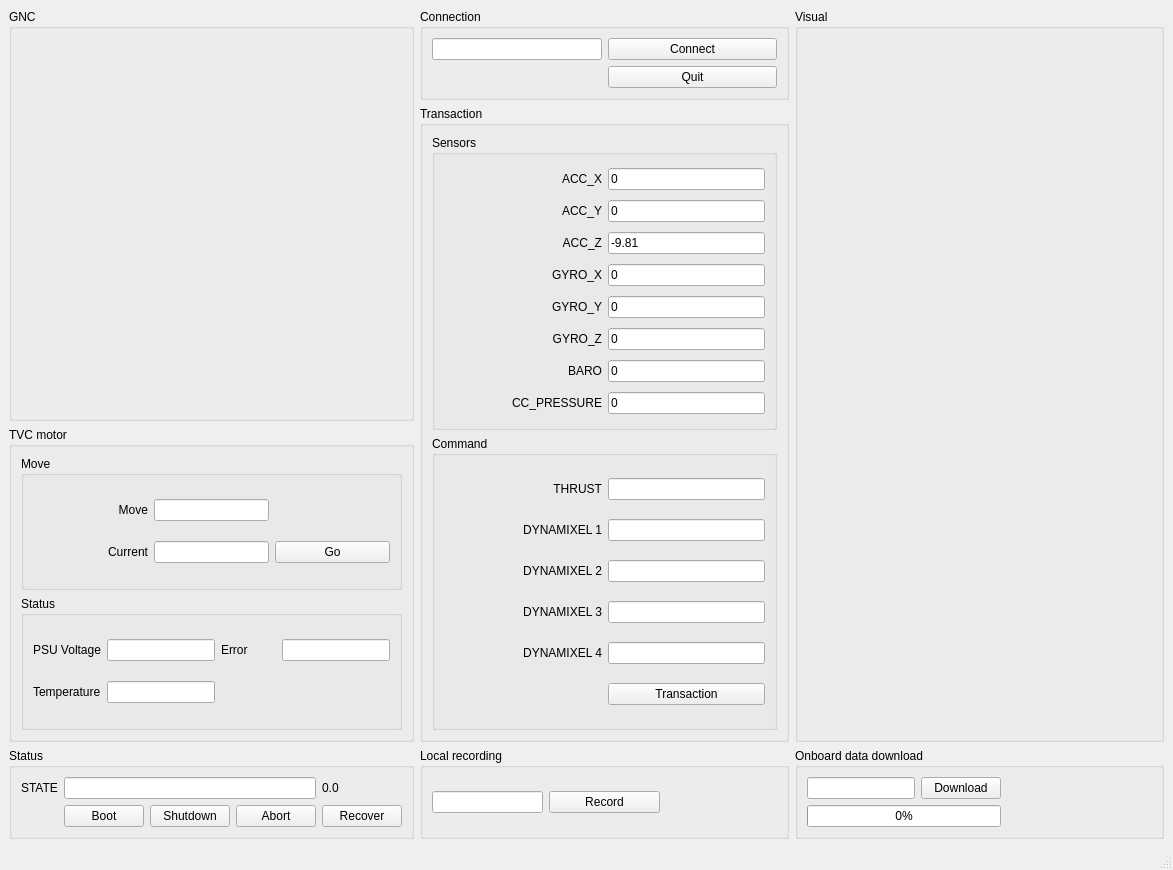
Qt form Desktop/control_station/mainwindow.ui (EPFLRocketTeam/IcarusSoftware) before a commit.
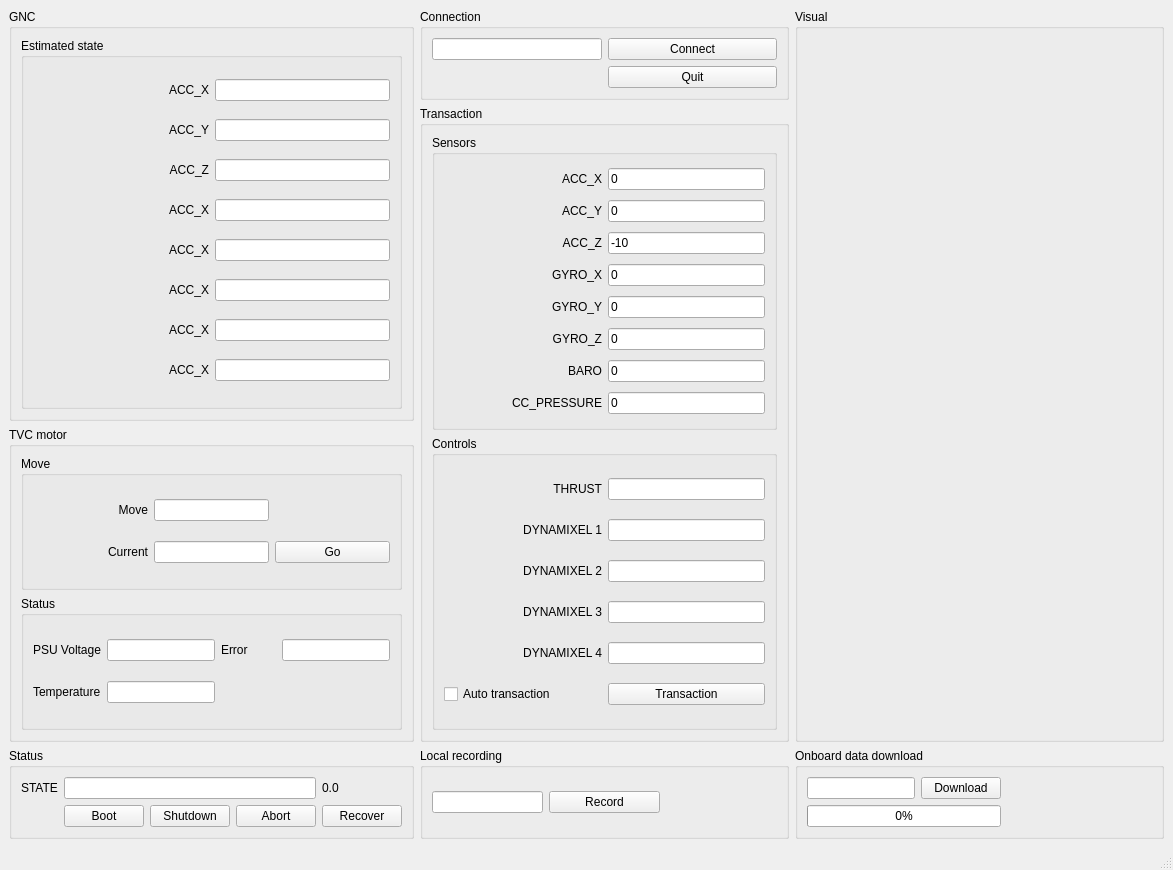
The same form after that commit.

What changed in the file:
```diff
--- a/Desktop/control_station/mainwindow.ui
+++ b/Desktop/control_station/mainwindow.ui
@@ -107,7 +107,7 @@
              </sizepolicy>
             </property>
             <property name="text">
-             <string>-9.81</string>
+             <string>-10</string>
             </property>
            </widget>
           </item>
@@ -232,7 +232,7 @@
        <item>
         <widget class="QGroupBox" name="groupBox_3">
          <property name="title">
-          <string>Command</string>
+          <string>Controls</string>
          </property>
          <layout class="QGridLayout" name="gridLayout_3">
           <item row="0" column="1">
@@ -342,6 +342,13 @@
             </property>
            </widget>
           </item>
+          <item row="5" column="0">
+           <widget class="QCheckBox" name="checkBox">
+            <property name="text">
+             <string>Auto transaction</string>
+            </property>
+           </widget>
+          </item>
          </layout>
         </widget>
        </item>
@@ -445,6 +452,177 @@
       <property name="title">
        <string>GNC</string>
       </property>
+      <layout class="QGridLayout" name="gridLayout_5">
+       <item row="0" column="0">
+        <widget class="QGroupBox" name="groupBox_8">
+         <property name="title">
+          <string>Estimated state</string>
+         </property>
+         <layout class="QGridLayout" name="gridLayout_10">
+          <item row="0" column="0">
+           <widget class="QLabel" name="label_16">
+            <property name="text">
+             <string>ACC_X</string>
+            </property>
+            <property name="alignment">
+             <set>Qt::AlignRight|Qt::AlignTrailing|Qt::AlignVCenter</set>
+            </property>
+           </widget>
+          </item>
+          <item row="0" column="1">
+           <widget class="QLineEdit" name="lineEdit">
+            <property name="sizePolicy">
+             <sizepolicy hsizetype="Preferred" vsizetype="Fixed">
+              <horstretch>0</horstretch>
+              <verstretch>0</verstretch>
+             </sizepolicy>
+            </property>
+           </widget>
+          </item>
+          <item row="1" column="0">
+           <widget class="QLabel" name="label_17">
+            <property name="text">
+             <string>ACC_Y</string>
+            </property>
+            <property name="alignment">
+             <set>Qt::AlignRight|Qt::AlignTrailing|Qt::AlignVCenter</set>
+            </property>
+           </widget>
+          </item>
+          <item row="2" column="0">
+           <widget class="QLabel" name="label_18">
+            <property name="text">
+             <string>ACC_Z</string>
+            </property>
+            <property name="alignment">
+             <set>Qt::AlignRight|Qt::AlignTrailing|Qt::AlignVCenter</set>
+            </property>
+           </widget>
+          </item>
+          <item row="3" column="0">
+           <widget class="QLabel" name="label_21">
+            <property name="text">
+             <string>ACC_X</string>
+            </property>
+            <property name="alignment">
+             <set>Qt::AlignRight|Qt::AlignTrailing|Qt::AlignVCenter</set>
+            </property>
+           </widget>
+          </item>
+          <item row="4" column="0">
+           <widget class="QLabel" name="label_24">
+            <property name="text">
+             <string>ACC_X</string>
+            </property>
+            <property name="alignment">
+             <set>Qt::AlignRight|Qt::AlignTrailing|Qt::AlignVCenter</set>
+            </property>
+           </widget>
+          </item>
+          <item row="5" column="0">
+           <widget class="QLabel" name="label_26">
+            <property name="text">
+             <string>ACC_X</string>
+            </property>
+            <property name="alignment">
+             <set>Qt::AlignRight|Qt::AlignTrailing|Qt::AlignVCenter</set>
+            </property>
+           </widget>
+          </item>
+          <item row="6" column="0">
+           <widget class="QLabel" name="label_25">
+            <property name="text">
+             <string>ACC_X</string>
+            </property>
+            <property name="alignment">
+             <set>Qt::AlignRight|Qt::AlignTrailing|Qt::AlignVCenter</set>
+            </property>
+           </widget>
+          </item>
+          <item row="7" column="0">
+           <widget class="QLabel" name="label_27">
+            <property name="text">
+             <string>ACC_X</string>
+            </property>
+            <property name="alignment">
+             <set>Qt::AlignRight|Qt::AlignTrailing|Qt::AlignVCenter</set>
+            </property>
+           </widget>
+          </item>
+          <item row="1" column="1">
+           <widget class="QLineEdit" name="lineEdit_2">
+            <property name="sizePolicy">
+             <sizepolicy hsizetype="Preferred" vsizetype="Fixed">
+              <horstretch>0</horstretch>
+              <verstretch>0</verstretch>
+             </sizepolicy>
+            </property>
+           </widget>
+          </item>
+          <item row="2" column="1">
+           <widget class="QLineEdit" name="lineEdit_3">
+            <property name="sizePolicy">
+             <sizepolicy hsizetype="Preferred" vsizetype="Fixed">
+              <horstretch>0</horstretch>
+              <verstretch>0</verstretch>
+             </sizepolicy>
+            </property>
+           </widget>
+          </item>
+          <item row="3" column="1">
+           <widget class="QLineEdit" name="lineEdit_4">
+            <property name="sizePolicy">
+             <sizepolicy hsizetype="Preferred" vsizetype="Fixed">
+              <horstretch>0</horstretch>
+              <verstretch>0</verstretch>
+             </sizepolicy>
+            </property>
+           </widget>
+          </item>
+          <item row="4" column="1">
+           <widget class="QLineEdit" name="lineEdit_5">
+            <property name="sizePolicy">
+             <sizepolicy hsizetype="Preferred" vsizetype="Fixed">
+              <horstretch>0</horstretch>
+              <verstretch>0</verstretch>
+             </sizepolicy>
+            </property>
+           </widget>
+          </item>
+          <item row="5" column="1">
+           <widget class="QLineEdit" name="lineEdit_6">
+            <property name="sizePolicy">
+             <sizepolicy hsizetype="Preferred" vsizetype="Fixed">
+              <horstretch>0</horstretch>
+              <verstretch>0</verstretch>
+             </sizepolicy>
+            </property>
+           </widget>
+          </item>
+          <item row="6" column="1">
+           <widget class="QLineEdit" name="lineEdit_7">
+            <property name="sizePolicy">
+             <sizepolicy hsizetype="Preferred" vsizetype="Fixed">
+              <horstretch>0</horstretch>
+              <verstretch>0</verstretch>
+             </sizepolicy>
+            </property>
+           </widget>
+          </item>
+          <item row="7" column="1">
+           <widget class="QLineEdit" name="lineEdit_8">
+            <property name="sizePolicy">
+             <sizepolicy hsizetype="Preferred" vsizetype="Fixed">
+              <horstretch>0</horstretch>
+              <verstretch>0</verstretch>
+             </sizepolicy>
+            </property>
+           </widget>
+          </item>
+         </layout>
+        </widget>
+       </item>
+      </layout>
      </widget>
     </item>
     <item row="3" column="0">
```
Left out of the diff: 20 changed lines with no effect on the pictures.
